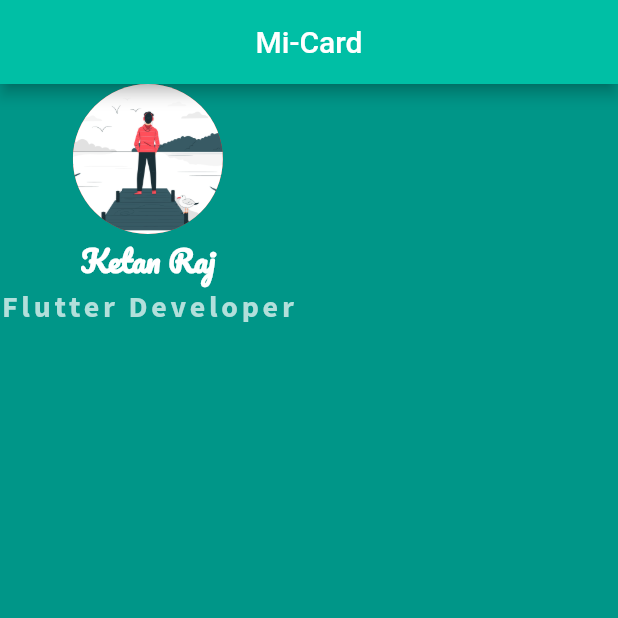
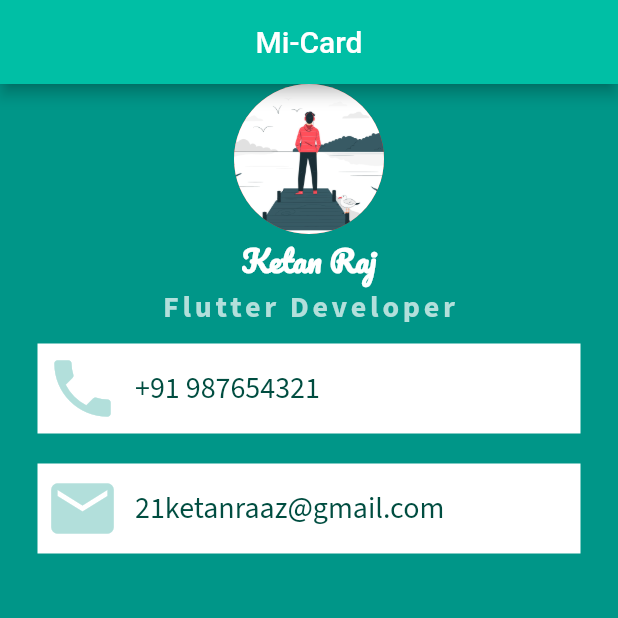
Before and after one commit to RaazKetan/MiCard, a Flutter app: the screen it shows after launch, on a phone screen of 412 x 824 dp, the top half of it. Run offline on Flutter 3.47's test engine with Material 2 defaults, Android fonts, the phone set to English and light mode, and no system bars.

Commit message:
+addition of icons(phone and mail)

```diff
--- a/lib/main.dart
+++ b/lib/main.dart
@@ -42,8 +42,57 @@ class MyApp extends StatelessWidget {
             letterSpacing: 2.5,
           ),
         ),
+        Container(
+          color: Colors.white,
+          padding: EdgeInsets.all(5.0),
+          margin: EdgeInsets.symmetric(vertical: 10.0, horizontal: 25.0),
+          child: Row(
+            children: <Widget>[
+              Icon(
+                Icons.phone,
+                size: 50.0,
+                color: Colors.teal.shade100,
+              ),
+              SizedBox(
+                width: 10.0,
+              ),
+              Text('+91 987654321',
+              style: TextStyle(
+                color: Colors.teal.shade900,
+                fontFamily: 'Source Sans Pro',
+                fontSize: 20.0,
+              ),
+              ),
+            ],
+          ),
+        ),
+        Container(
+          color: Colors.white,
+          padding: EdgeInsets.all(5.0),
+          margin: EdgeInsets.symmetric(vertical: 10.0, horizontal: 25.0),
+          child: Row(
+            children: <Widget>[
+              Icon(
+                Icons.email,
+                color: Colors.teal.shade100,
+                size: 50.0,
+                  ),
+              SizedBox(
+                width: 10.0,
+              ),
+              Text('21ketanraaz@gmail.com',
+                style: TextStyle(
+                  fontFamily: 'Source Sans Pro',
+                  fontSize: 20.0,
+                  color: Colors.teal.shade900,
+                ),
+              ),
+            ],
+          ),
+        ),
       ],
     ),
+
   ),
   ),
   );
```
